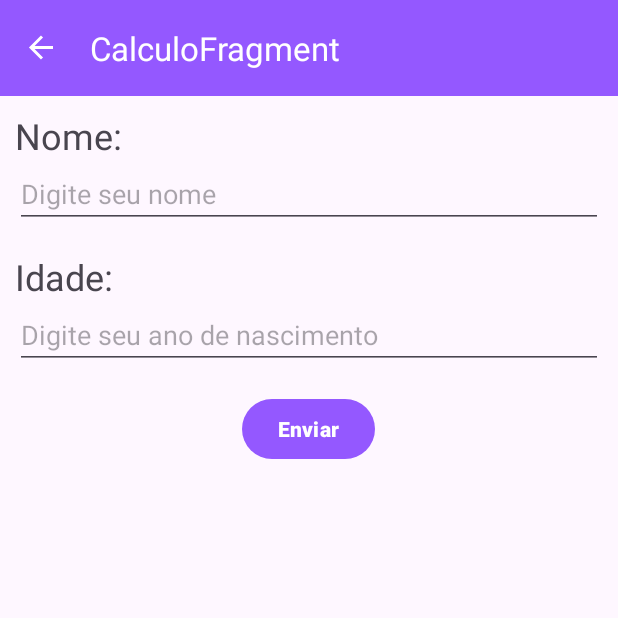
After one commit to supinoinvertido/FirstApp, an Android app: the PessoaFragment screen opened through its navigation route, on a phone screen of 412 x 824 dp, the top half of it. The commit adds this screen. Run offline under Robolectric (Android 15) with nearby library versions, the phone set to English and light mode, and no system bars; our stand-ins replace navigation-ui.

Commit message:
Criar um CRUD de pessoa
Criar o banco de dados

Configurar a Toolbar

```diff
--- a/app/src/main/java/com/pedropaulo/firstapp/view/MainActivity.kt
+++ b/app/src/main/java/com/pedropaulo/firstapp/view/MainActivity.kt
@@ -2,10 +2,17 @@ package com.pedropaulo.firstapp.view
 
 import androidx.appcompat.app.AppCompatActivity
 import android.os.Bundle
+import androidx.navigation.NavController
+import androidx.navigation.fragment.NavHostFragment
+import androidx.navigation.ui.AppBarConfiguration
+import androidx.navigation.ui.setupWithNavController
 import com.pedropaulo.firstapp.databinding.ActivityMainBinding
 
 
 class MainActivity : AppCompatActivity() {
+
+    private lateinit var appBarConfiguration: AppBarConfiguration
+    private lateinit var navController: NavController
 
     private var _binding: ActivityMainBinding? = null
     private val binding: ActivityMainBinding get() = _binding!!
@@ -14,5 +21,9 @@ class MainActivity : AppCompatActivity() {
         _binding = ActivityMainBinding.inflate(layoutInflater)
         setContentView(binding.root)
 
+        val navHostFragment = supportFragmentManager.findFragmentById(binding.fragmentContainerView.id) as NavHostFragment
+        navController = navHostFragment.navController
+        appBarConfiguration = AppBarConfiguration(navController.graph)
+        binding.toolbar.setupWithNavController(navController, appBarConfiguration)
     }
 }
--- /dev/null
+++ b/app/src/main/java/com/pedropaulo/firstapp/view/PessoaFragment.kt
@@ -0,0 +1,70 @@
+package com.pedropaulo.firstapp.view
+
+import android.os.Bundle
+import androidx.fragment.app.Fragment
+import android.view.LayoutInflater
+import android.view.View
+import android.view.ViewGroup
+import android.widget.Toast
+import androidx.fragment.app.viewModels
+import com.pedropaulo.firstapp.databinding.FragmentCalculoBinding
+import com.pedropaulo.firstapp.service.model.Pessoa
+import com.pedropaulo.firstapp.viewmodel.PessoaViewModel
+import java.time.LocalDateTime
+
+
+class PessoaFragment : Fragment() {
+    private val viewModel: PessoaViewModel by   viewModels ()
+    // TODO: Rename and change types of parameters
+    private var _binding: FragmentCalculoBinding? = null
+    private val binding: FragmentCalculoBinding get() = _binding!!
+
+
+
+    override fun onCreateView(
+        inflater: LayoutInflater, container: ViewGroup?,
+        savedInstanceState: Bundle?
+    ): View? {
+        // Inflate the layout for this fragment
+        _binding = FragmentCalculoBinding.inflate(inflater, container, false)
+        return binding.root
+    }
+
+    override fun onViewCreated(view: View, savedInstanceState: Bundle?) {
+        super.onViewCreated(view, savedInstanceState)
+
+        binding.btnEnviar.setOnClickListener{
+            var nome = binding.edtNome.editableText.toString()
+            var anoNascimento = binding.edtAnoNascimento.editableText.toString()
+            if(nome  != ""&& anoNascimento != ""){
+
+                binding.tvNome.text = "Nome: ${nome}"
+
+
+                val  anoAtual = LocalDateTime.now().year
+                val idade = anoAtual - anoNascimento.toInt()
+
+                binding.tvIdade.text = "Idade: ${idade}"
+
+
+                val pessoa = Pessoa(
+                    nome = nome,
+                    idade = idade
+                )
+
+
+                viewModel.insert(pessoa)
+
+                binding.edtNome.editableText.clear()
+                binding.edtAnoNascimento.editableText.clear()
+
+            } else {
+                Toast.makeText(requireContext(), "Digite os dados", Toast.LENGTH_LONG).show()
+            }
+
+
+        }
+    }
+}
+
+//            binding.tvIdade.text = "idade: ${2024 - idade.toInt()}"
--- a/app/src/main/res/layout/activity_main.xml
+++ b/app/src/main/res/layout/activity_main.xml
@@ -7,13 +7,25 @@
     tools:context=".view.MainActivity">
 
 
+    <com.google.android.material.appbar.MaterialToolbar
+        android:id="@+id/toolbar"
+        android:layout_width="match_parent"
+        android:layout_height="wrap_content"
+        android:background="?attr/colorPrimary"
+        android:minHeight="?attr/actionBarSize"
+        android:theme="@style/Theme.FirstApp.AppBarOverlay"
+        app:layout_constraintTop_toTopOf="parent" />
+
+
     <androidx.fragment.app.FragmentContainerView
         android:id="@+id/fragmentContainerView"
         android:name="androidx.navigation.fragment.NavHostFragment"
         android:layout_width="match_parent"
-        android:layout_height="match_parent"
+        android:layout_height="0dp"
         app:defaultNavHost="true"
-        app:navGraph="@navigation/mobile_navigation" />
+        app:navGraph="@navigation/mobile_navigation"
+        app:layout_constraintTop_toBottomOf="@+id/toolbar"
+        app:layout_constraintBottom_toBottomOf="parent"/>
 
 
 
--- a/app/src/main/res/navigation/mobile_navigation.xml
+++ b/app/src/main/res/navigation/mobile_navigation.xml
@@ -8,7 +8,7 @@
 
     <fragment
         android:id="@+id/calculoFragment"
-        android:name="com.pedropaulo.firstapp.view.CalculoFragment"
+        android:name="com.pedropaulo.firstapp.view.PessoaFragment"
         android:label="CalculoFragment"
         tools:layout="@layout/fragment_calculo"/>
 
--- a/app/src/main/res/values/themes.xml
+++ b/app/src/main/res/values/themes.xml
@@ -2,8 +2,10 @@
     <!-- Base application theme. -->
     <style name="Base.Theme.FirstApp" parent="Theme.Material3.DayNight.NoActionBar">
         <!-- Customize your light theme here. -->
-        <!-- <item name="colorPrimary">@color/my_light_primary</item> -->
+         <item name="colorPrimary">#9458FF</item>
+        <item name="colorOnPrimary">@color/white</item>
     </style>
 
+    <style name="Theme.FirstApp.AppBarOverlay" parent="ThemeOverlay.AppCompat.Dark.ActionBar" />
     <style name="Theme.FirstApp" parent="Base.Theme.FirstApp" />
 </resources>
```
Also changed, not shown: app/build.gradle.kts (+12 -0 lines), app/src/main/java/com/pedropaulo/firstapp/service/model/Pessoa.kt (added, +12 -0 lines), app/src/main/java/com/pedropaulo/firstapp/service/repository/PessoaRepository.kt (added, +25 -0 lines), app/src/main/java/com/pedropaulo/firstapp/service/repository/local/FirstAppDataBase.kt (added, +33 -0 lines), app/src/main/java/com/pedropaulo/firstapp/service/repository/local/PessoaDAO.kt (added, +25 -0 lines), app/src/main/java/com/pedropaulo/firstapp/view/CalculoFragment.kt (deleted, +0 -43 lines), app/src/main/java/com/pedropaulo/firstapp/viewmodel/PessoaViewModel.kt (added, +35 -0 lines).
